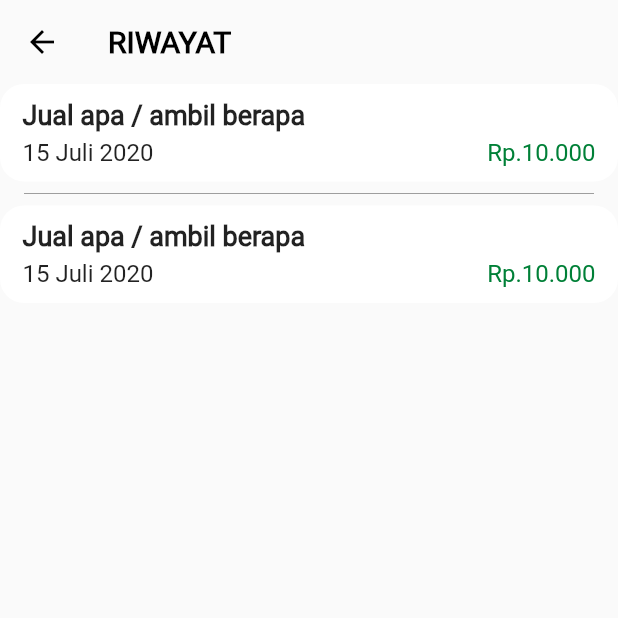
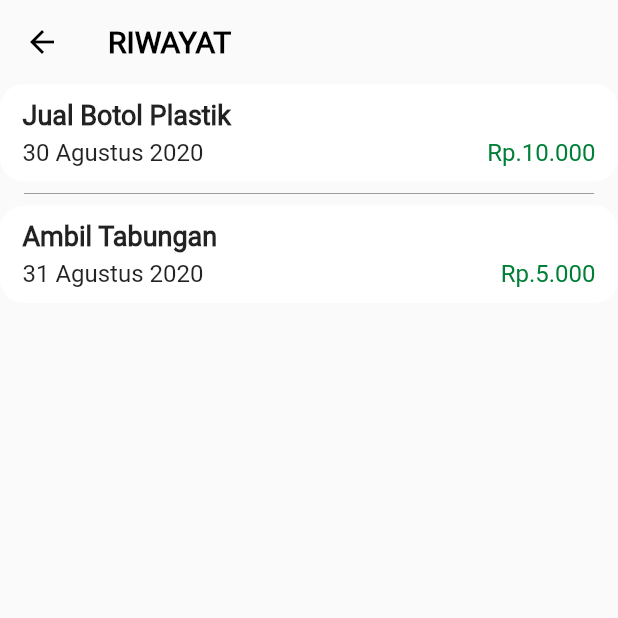
Before and after one commit to arlan-trislis/banksampah, a Flutter app: the Riwayat screen opened directly, on a phone screen of 412 x 824 dp, the top half of it. Run offline on Flutter 3.47's test engine with Material 2 defaults, Android fonts, the phone set to English and light mode, and no system bars; our stand-ins replace dio, package_info, shared_preferences; accounts and stored records are empty; generated files the repository leaves out were written again.

```diff
--- a/lib/network/network.dart
+++ b/lib/network/network.dart
@@ -1,5 +1,5 @@
 class NetworkUrl {
-  static String server = "http://192.168.1.9/backofficemytrash/api";
+  static String server = "http://10.148.243.195/backofficemytrash/api";
 
   static String login() {
     return "$server/login.php";
--- a/lib/screen/menu/profile.dart
+++ b/lib/screen/menu/profile.dart
@@ -15,7 +15,6 @@ class Profile extends StatefulWidget {
 }
 
 class _ProfileState extends State<Profile> {
-  var loaded = false;
   String currentVersion;
   versionCheck() async {
     final PackageInfo info = await PackageInfo.fromPlatform();
--- a/lib/screen/menu/riwayat.dart
+++ b/lib/screen/menu/riwayat.dart
@@ -40,7 +40,7 @@ class _RiwayatState extends State<Riwayat> {
                 crossAxisAlignment: CrossAxisAlignment.start,
                 children: [
                   Text(
-                    "Jual apa / ambil berapa",
+                    "Jual Botol Plastik",
                     style: TextStyle(
                       fontWeight: FontWeight.bold,
                       fontSize: 18,
@@ -51,7 +51,7 @@ class _RiwayatState extends State<Riwayat> {
                     mainAxisAlignment: MainAxisAlignment.spaceBetween,
                     children: [
                       Text(
-                        "15 Juli 2020",
+                        "30 Agustus 2020",
                         style: TextStyle(
                           fontSize: 16,
                         ),
@@ -89,7 +89,7 @@ class _RiwayatState extends State<Riwayat> {
                 crossAxisAlignment: CrossAxisAlignment.start,
                 children: [
                   Text(
-                    "Jual apa / ambil berapa",
+                    "Ambil Tabungan",
                     style: TextStyle(
                       fontWeight: FontWeight.bold,
                       fontSize: 18,
@@ -100,13 +100,13 @@ class _RiwayatState extends State<Riwayat> {
                     mainAxisAlignment: MainAxisAlignment.spaceBetween,
                     children: [
                       Text(
-                        "15 Juli 2020",
+                        "31 Agustus 2020",
                         style: TextStyle(
                           fontSize: 16,
                         ),
                       ),
                       Text(
-                        "Rp.10.000",
+                        "Rp.5.000",
                         style: TextStyle(
                           fontSize: 16,
                           color: MyColors.primary,
--- a/pubspec.yaml
+++ b/pubspec.yaml
@@ -30,6 +30,8 @@ dependencies:
   qr_flutter: ^3.0.1
   google_sign_in: ^4.0.0
   dio: ^3.0.10
+  google_maps_flutter: ^0.5.30
+
 
 dev_dependencies:
   flutter_test:
```
Also changed, not shown: lib/screen/mainMenu.dart (+32 -15 lines), pubspec.lock.
